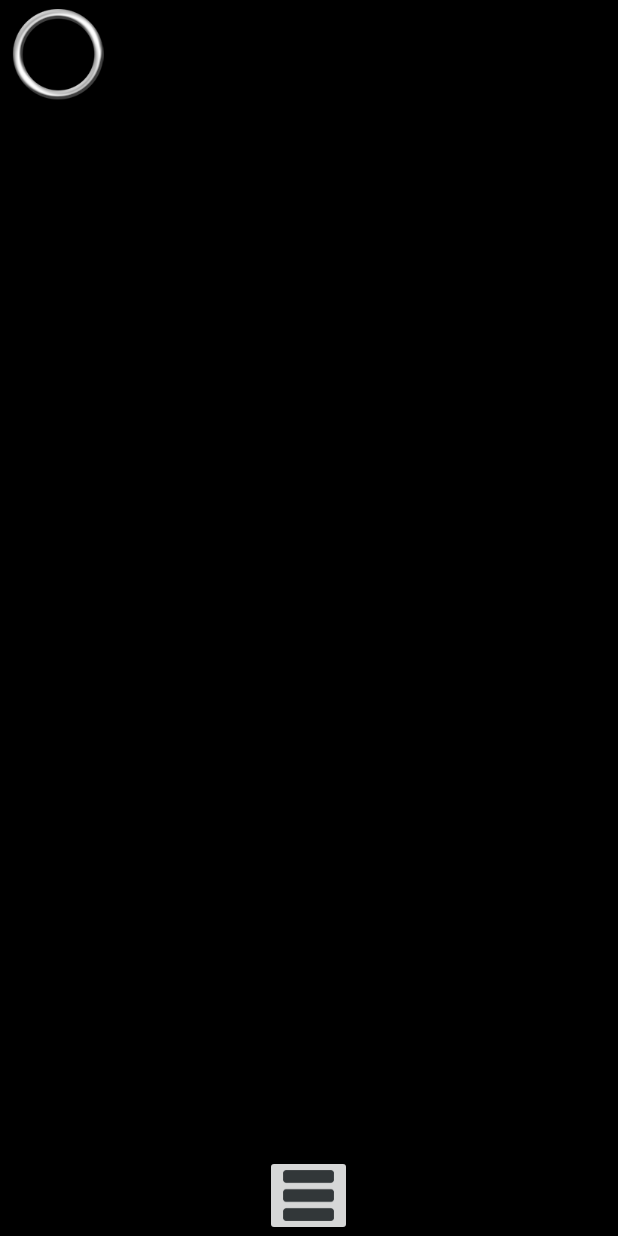
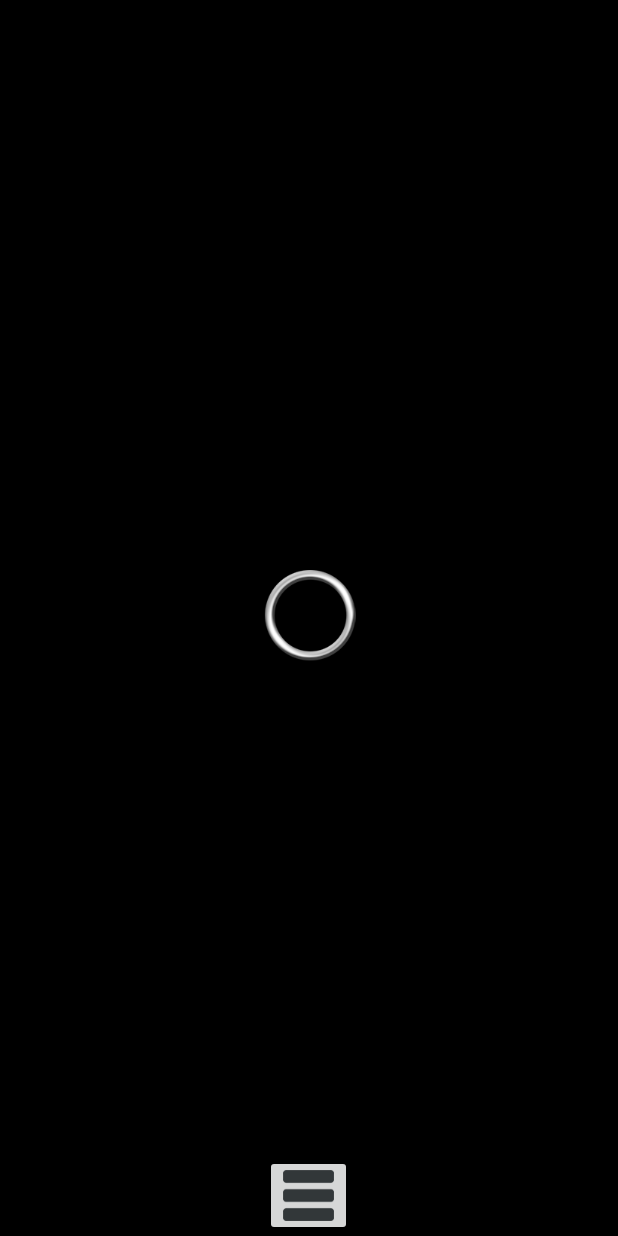
Before and after one commit to Mori-Dd/sofreemusic, an Android app: the screen it shows after launch (MainActivity), on a phone screen of 412 x 824 dp. Run offline under Robolectric (Android 15) with nearby library versions, the phone set to English and light mode, and no system bars.

Commit message:
修改第一版本界面1.1

```diff
--- a/app/src/main/java/com/example/sofreemusic/MusicMenu.java
+++ b/app/src/main/java/com/example/sofreemusic/MusicMenu.java
@@ -14,6 +14,7 @@ public class MusicMenu extends BaseActivity implements View.OnClickListener{
     private ImageView delete_image;
     @Override
     protected void onCreate(Bundle savedInstanceState) {
+
         super.onCreate(savedInstanceState);
         setContentView(R.layout.activity_music_menu);
         close_image = (ImageView)findViewById(R.id.close_view);
@@ -56,11 +57,11 @@ public class MusicMenu extends BaseActivity implements View.OnClickListener{
                 AlertDialog.Builder dialogclear = new AlertDialog.Builder(this);
                 dialogclear.setTitle("提示");
                 dialogclear.setMessage("是否清空所有音乐?");
-                dialogclear.setCancelable(false);
+                dialogclear.setCancelable(true);
                 dialogclear.setPositiveButton("确定", new DialogInterface.OnClickListener() {
                     @Override
                     public void onClick(DialogInterface dialogInterface, int i) {
-                        setResult(0);
+                        setResult(11);
                         finish();
                     }
                 });
--- a/app/src/main/res/layout/activity_main.xml
+++ b/app/src/main/res/layout/activity_main.xml
@@ -11,18 +11,20 @@
             android:background="#000"
             >
 
-
         <ImageView
             android:id="@+id/music_image1"
             android:layout_width="wrap_content"
             android:layout_height="wrap_content"
             android:src="@drawable/bird_im"
+            android:layout_above="@+id/circle_image"
+            android:layout_toLeftOf="@+id/circle_image"
             android:visibility="gone"/>
         <ImageView
             android:id="@+id/music_image2"
             android:layout_width="wrap_content"
             android:layout_height="wrap_content"
-            android:layout_below="@+id/music_image1"
+            android:layout_above="@+id/circle_image"
+            android:layout_toRightOf="@+id/circle_image"
             android:src="@drawable/rain_im"
 
             android:visibility="gone"/>
@@ -30,14 +32,16 @@
             android:id="@+id/music_image3"
             android:layout_width="wrap_content"
             android:layout_height="wrap_content"
-            android:layout_below="@+id/music_image2"
+            android:layout_below="@+id/circle_image"
+            android:layout_toLeftOf="@+id/circle_image"
             android:src="@drawable/wind_im"
             android:visibility="gone"/>
         <ImageView
             android:id="@+id/music_image4"
             android:layout_width="wrap_content"
             android:layout_height="wrap_content"
-            android:layout_below="@+id/music_image3"
+            android:layout_below="@+id/circle_image"
+            android:layout_toRightOf="@+id/circle_image"
             android:src="@drawable/fire_im"
             android:visibility="gone"/>
 
@@ -52,6 +56,7 @@
             android:id="@+id/circle_image"
             android:layout_width="wrap_content"
             android:layout_height="wrap_content"
+            android:layout_centerInParent="true"
             android:src="@drawable/circle_im"/>
 </RelativeLayout>
 
--- a/app/src/main/res/layout/activity_sf_music_list.xml
+++ b/app/src/main/res/layout/activity_sf_music_list.xml
@@ -8,7 +8,8 @@
    >
 <FrameLayout
     android:layout_width="match_parent"
-    android:layout_height="match_parent">
+    android:layout_height="match_parent"
+    >
 
 </FrameLayout>
     <android.support.design.widget.NavigationView
--- a/app/src/main/res/values/strings.xml
+++ b/app/src/main/res/values/strings.xml
@@ -1,3 +1,3 @@
 <resources>
-    <string name="app_name">SoFreeMusic</string>
+    <string name="app_name">轻松音乐</string>
 </resources>
```
Also changed, not shown: app/src/main/java/com/example/sofreemusic/MainActivity.java (+70 -6 lines), app/src/main/ic_launcher-web.png (added), app/src/main/res/drawable-xhdpi/bird_im.png, app/src/main/res/mipmap-hdpi/ic_launcher.png, app/src/main/res/mipmap-mdpi/ic_launcher.png, app/src/main/res/mipmap-xhdpi/ic_launcher.png, app/src/main/res/mipmap-xxhdpi/ic_launcher.png, app/src/main/res/mipmap-xxxhdpi/ic_launcher.png.
